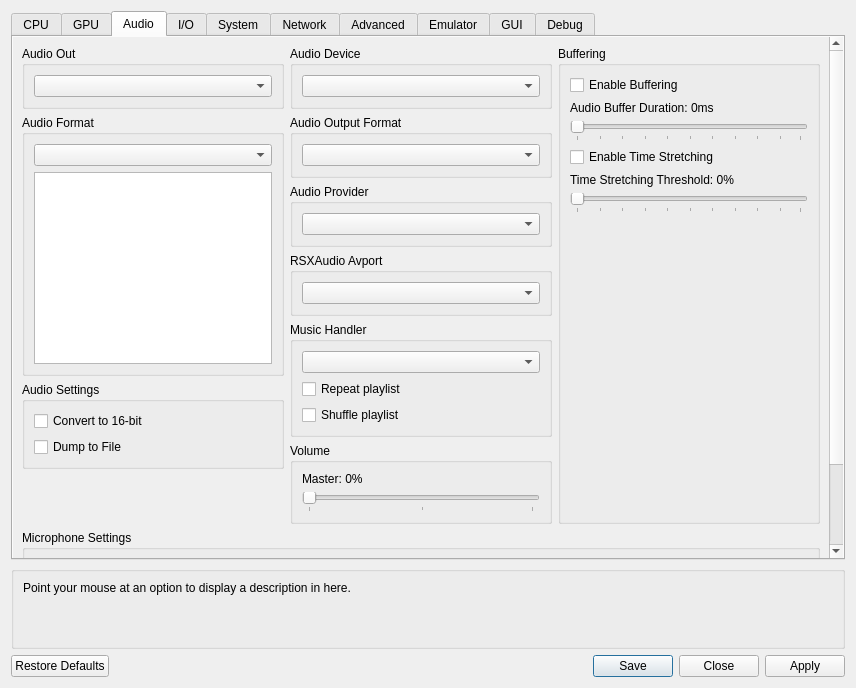
The window that rpcs3/rpcs3qt/settings_dialog.ui (RPCS3/rpcs3) describes before a commit, drawn with Qt 5.
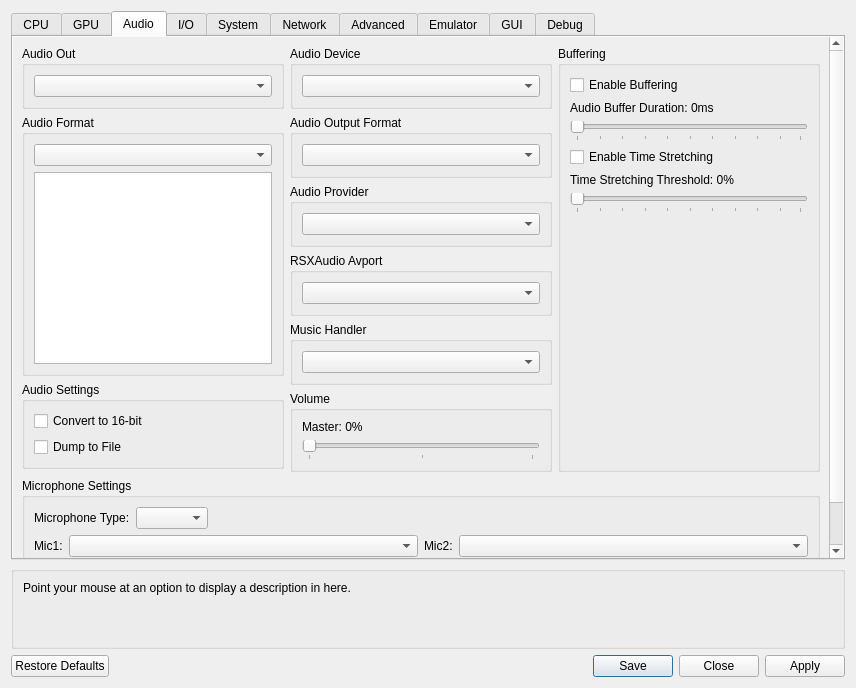
The same window after the commit. The open tabs and pages were chosen to show the change. Icons and pictures are not drawn. Custom widgets are drawn as their Qt base class.

Commit message: rollback configurable settings

```diff
--- a/rpcs3/rpcs3qt/settings_dialog.ui
+++ b/rpcs3/rpcs3qt/settings_dialog.ui
@@ -1233,20 +1233,6 @@
                   <item>
                    <widget class="QComboBox" name="musicHandlerBox"/>
                   </item>
-                  <item>
-                   <widget class="QCheckBox" name="musicRepeatBox">
-                    <property name="text">
-                     <string>Repeat playlist</string>
-                    </property>
-                   </widget>
-                  </item>
-                  <item>
-                   <widget class="QCheckBox" name="musicShuffleBox">
-                    <property name="text">
-                     <string>Shuffle playlist</string>
-                    </property>
-                   </widget>
-                  </item>
                  </layout>
                 </widget>
                </item>
```
The commit also changes 10 other files.
